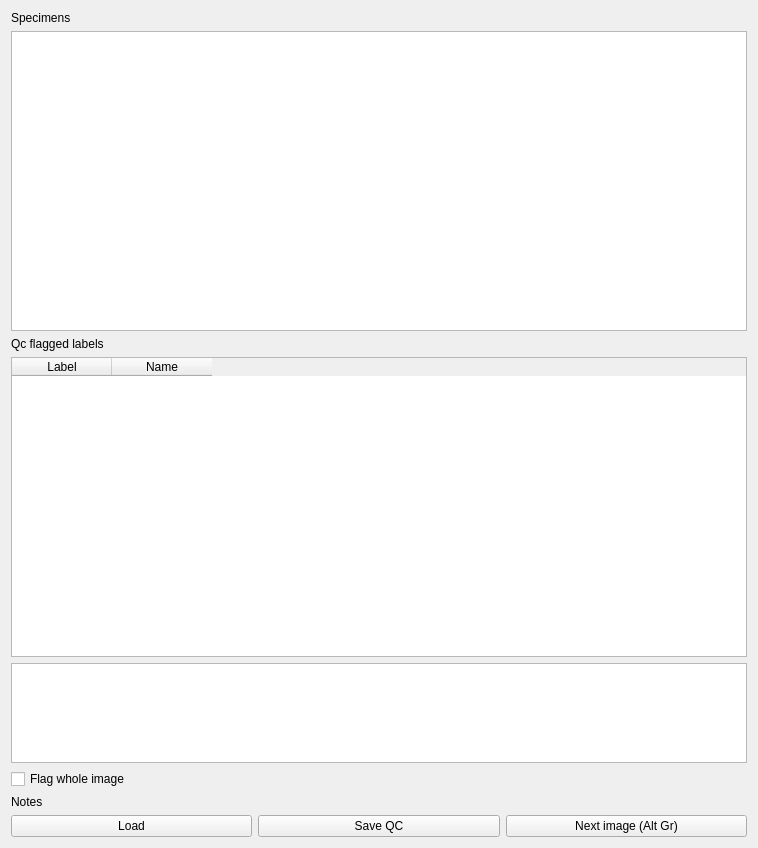
Before: the Qt Designer form vpv/ui/views/ui_qctab.ui in VCCRI/vpv, drawn with Qt 5.
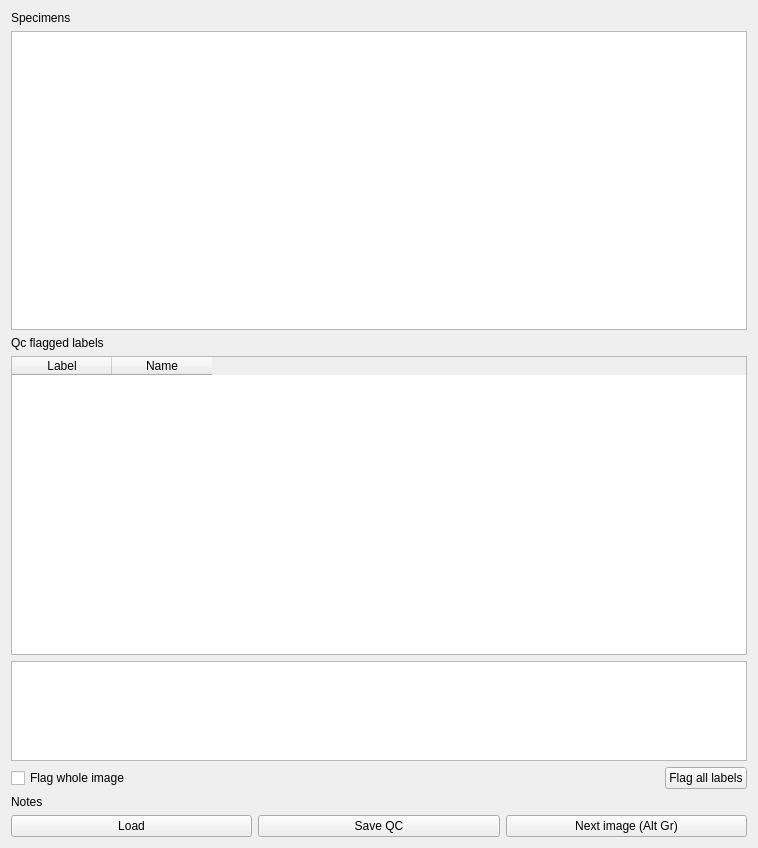
After: the same form once the commit is applied.

Commit message: Added option to flag all labels in QC mode

Patch:
```diff
--- a/vpv/ui/views/ui_qctab.ui
+++ b/vpv/ui/views/ui_qctab.ui
@@ -62,11 +62,35 @@
     </widget>
    </item>
    <item>
+    <layout class="QHBoxLayout" name="horizontalLayout_2">
+     <item>
     <widget class="QCheckBox" name="checkBoxFlagWholeImage">
      <property name="text">
       <string>Flag whole image</string>
      </property>
     </widget>
+     </item>
+     <item>
+      <spacer name="horizontalSpacer">
+       <property name="orientation">
+        <enum>Qt::Horizontal</enum>
+       </property>
+       <property name="sizeHint" stdset="0">
+        <size>
+         <width>40</width>
+         <height>20</height>
+        </size>
+       </property>
+      </spacer>
+     </item>
+     <item>
+      <widget class="QPushButton" name="pushButtonFlagAllLabels">
+       <property name="text">
+        <string>Flag all labels</string>
+       </property>
+      </widget>
+     </item>
+    </layout>
    </item>
    <item>
     <widget class="QLabel" name="label_3">
```
Lines whose indentation alone changed are shown as unchanged. The commit also changes 4 other files.
